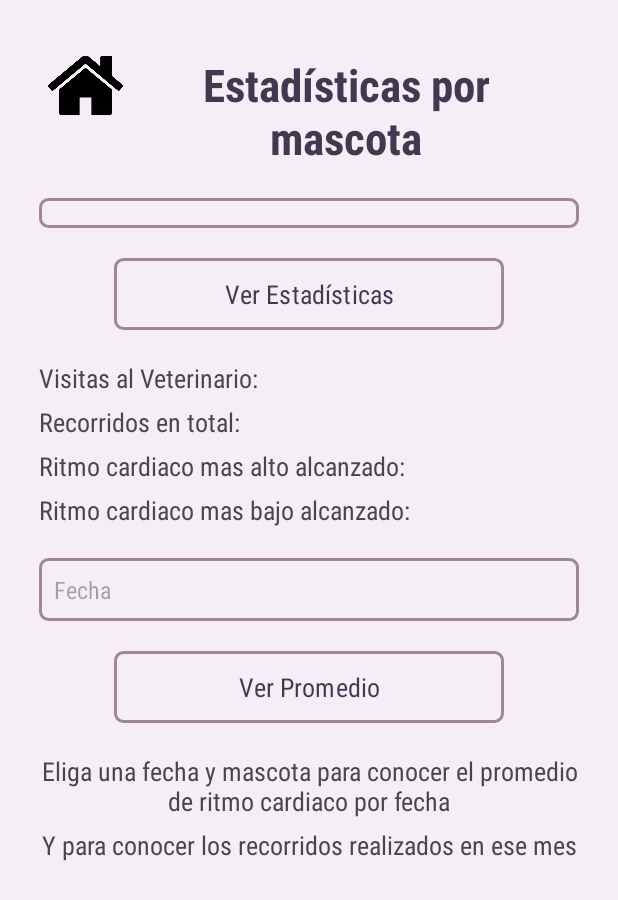
After one commit to Petriv2004/Appet_Frontend, an Android app: the EstadisticasMascotaActivity screen opened directly, with no data from a screen before it, on a phone screen of 412 x 824 dp. The commit adds this screen. Shown: the top 900 px of the screen. Run offline under Robolectric (Android 15) with nearby library versions, the phone set to English and light mode, and no system bars; our stand-ins replace Volley.

```diff
--- a/app/src/main/AndroidManifest.xml
+++ b/app/src/main/AndroidManifest.xml
@@ -27,6 +27,12 @@
         android:theme="@style/Theme.APPET"
         android:usesCleartextTraffic="true"
         tools:targetApi="31">
+        <activity
+            android:name=".MascotaActivaActivity"
+            android:exported="false" />
+        <activity
+            android:name=".EstadisticasMascotaActivity"
+            android:exported="false" />
         <activity
             android:name=".EliminarCuentaActivity"
             android:exported="false" />
--- /dev/null
+++ b/app/src/main/java/co/unipiloto/appet/EstadisticasMascotaActivity.java
@@ -0,0 +1,135 @@
+package co.unipiloto.appet;
+
+import android.app.DatePickerDialog;
+import android.content.Intent;
+import android.content.SharedPreferences;
+import android.os.Bundle;
+import android.view.View;
+import android.widget.ArrayAdapter;
+import android.widget.EditText;
+import android.widget.ImageView;
+import android.widget.Spinner;
+import android.widget.TextView;
+import android.widget.Toast;
+
+import androidx.activity.EdgeToEdge;
+import androidx.appcompat.app.AppCompatActivity;
+import androidx.core.graphics.Insets;
+import androidx.core.view.ViewCompat;
+import androidx.core.view.WindowInsetsCompat;
+
+import com.android.volley.Request;
+import com.android.volley.RequestQueue;
+import com.android.volley.toolbox.StringRequest;
+import com.android.volley.toolbox.Volley;
+
+import org.json.JSONArray;
+import org.json.JSONException;
+import org.json.JSONObject;
+
+import java.util.ArrayList;
+import java.util.Calendar;
+import java.util.List;
+
+public class EstadisticasMascotaActivity extends AppCompatActivity {
+
+    private Spinner spinnerMascotas;
+
+    private EditText etFecha;
+
+    private TextView textVisitas, textRecorridos, textRitmoAlto, textRitmoBajo, textFechaRitmo, textRecorridosMes;
+
+    private RequestQueue requestQueue;
+
+    @Override
+    protected void onCreate(Bundle savedInstanceState) {
+        super.onCreate(savedInstanceState);
+        EdgeToEdge.enable(this);
+        setContentView(R.layout.activity_estadisticas_mascota);
+
+        spinnerMascotas = findViewById(R.id.spinnerMascotas);
+        etFecha = findViewById(R.id.etFecha);
+        textVisitas = findViewById(R.id.textVisitas);
+        textRecorridos = findViewById(R.id.textRecorridos);
+        textRitmoAlto = findViewById(R.id.textRitmoAlto);
+        textRitmoBajo = findViewById(R.id.textRitmoBajo);
+        textFechaRitmo = findViewById(R.id.textFechaRitmo);
+        textRecorridosMes = findViewById(R.id.textRecorridosMes);
+
+        ImageView leftIcon = findViewById(R.id.left_icon);
+        leftIcon.setVisibility(View.VISIBLE);
+        TextView title = findViewById(R.id.title);
+        title.setText("Estadísticas por mascota");
+        requestQueue = Volley.newRequestQueue(this);
+
+        etFecha.setOnClickListener(v -> mostrarDatePicker());
+
+        leftIcon.setOnClickListener(v -> {
+            Intent intent = new Intent(EstadisticasMascotaActivity.this, MainActivity.class);
+            startActivity(intent);
+        });
+
+        llenarSpinner();
+    }
+
+    private void llenarSpinner() {
+        SharedPreferences prefs = getSharedPreferences("AppPreferences", MODE_PRIVATE);
+        String correo = prefs.getString("correo", null);
+
+        if (correo == null ) {
+            Toast.makeText(this, "No se encontró el correo del usuario", Toast.LENGTH_SHORT).show();
+            return;
+        }
+
+        String url = Url.URL+"/propietarios/obtener_propietario/" + correo;
+
+        StringRequest request = new StringRequest(Request.Method.GET, url,
+                response -> {
+                    try {
+                        List<String> mascotas = new ArrayList<>();
+                        JSONArray mascotasList;
+
+                        JSONObject propietario = new JSONObject(response);
+                        mascotasList = propietario.getJSONArray("macotasList");
+
+
+                        for (int i = 0; i < mascotasList.length(); i++) {
+                            JSONObject mascota = mascotasList.getJSONObject(i);
+                            int idMascota = mascota.getInt("id_mascota");
+                            String nombreMascota = mascota.getString("nombre");
+                            mascotas.add(idMascota + "-" + nombreMascota);
+                        }
+
+                        ArrayAdapter<String> adapterMascotas = new ArrayAdapter<>(this,
+                                android.R.layout.simple_spinner_dropdown_item, mascotas);
+                        adapterMascotas.setDropDownViewResource(android.R.layout.simple_spinner_dropdown_item);
+                        spinnerMascotas.setAdapter(adapterMascotas);
+
+                    } catch (JSONException e) {
+                        Toast.makeText(this, "Error al procesar JSON", Toast.LENGTH_SHORT).show();
+                    }
+                },
+                error -> Toast.makeText(this, "Error al obtener datos", Toast.LENGTH_SHORT).show()
+        );
+
+        requestQueue.add(request);
+    }
+    private void mostrarDatePicker() {
+        Calendar calendario = Calendar.getInstance();
+        int año = calendario.get(Calendar.YEAR);
+        int mes = calendario.get(Calendar.MONTH);
+        int dia = calendario.get(Calendar.DAY_OF_MONTH);
+
+        DatePickerDialog datePickerDialog = new DatePickerDialog(this, (view, year, month, dayOfMonth) -> {
+            String fechaSeleccionada = String.format("%04d-%02d-%02d", year, month + 1, dayOfMonth);
+            etFecha.setText(fechaSeleccionada);
+        }, año, mes, dia);
+
+        datePickerDialog.getDatePicker().setMaxDate(calendario.getTimeInMillis());
+
+        datePickerDialog.show();
+    }
+    public void onClickStats(View view){
+    }
+
+}
--- a/app/src/main/java/co/unipiloto/appet/RegistrarAgenda.java
+++ b/app/src/main/java/co/unipiloto/appet/RegistrarAgenda.java
@@ -83,6 +83,8 @@ public class RegistrarAgenda extends AppCompatActivity {
     }
     private void mostrarDatePicker() {
         Calendar calendario = Calendar.getInstance();
+        calendario.add(Calendar.DAY_OF_MONTH, 1);
+
         int año = calendario.get(Calendar.YEAR);
         int mes = calendario.get(Calendar.MONTH);
         int dia = calendario.get(Calendar.DAY_OF_MONTH);
--- a/app/src/main/java/co/unipiloto/appet/Url.java
+++ b/app/src/main/java/co/unipiloto/appet/Url.java
@@ -2,5 +2,5 @@ package co.unipiloto.appet;
 
 public class Url {
 
-    public static final String URL = "http://172.20.10.7:8080";
+    public static final String URL = "http://192.168.0.13:8080";
 }
--- /dev/null
+++ b/app/src/main/res/layout/activity_estadisticas_mascota.xml
@@ -0,0 +1,112 @@
+<?xml version="1.0" encoding="utf-8"?>
+<ScrollView
+    xmlns:android="http://schemas.android.com/apk/res/android"
+    android:layout_width="match_parent"
+    android:layout_height="match_parent"
+    android:fillViewport="true">
+
+    <LinearLayout
+        xmlns:android="http://schemas.android.com/apk/res/android"
+        android:layout_width="match_parent"
+        android:layout_height="match_parent"
+        android:orientation="vertical"
+        android:padding="16dp">
+
+        <include layout="@layout/toolbar" />
+
+        <Spinner
+            android:id="@+id/spinnerMascotas"
+            android:layout_width="match_parent"
+            android:layout_marginHorizontal="10dp"
+            android:layout_height="wrap_content"
+            android:hint="Mascota"
+            android:textSize="16sp"
+            android:background="@drawable/border_white"/>
+
+        <Button
+            android:id="@+id/btn"
+            style="@style/BorderButton"
+            android:layout_width="match_parent"
+            android:layout_marginHorizontal="60dp"
+            android:layout_height="wrap_content"
+            android:layout_marginTop="20dp"
+            android:onClick="onClickStats"
+            android:text="Ver Estadísticas" />
+
+        <TextView
+            android:id="@+id/textVisitas"
+            android:layout_width="match_parent"
+            android:layout_marginTop="20dp"
+            android:layout_height="wrap_content"
+            android:layout_marginHorizontal="10dp"
+            android:text="Visitas al Veterinario:" />
+
+        <TextView
+            android:id="@+id/textRecorridos"
+            android:layout_width="match_parent"
+            android:layout_marginTop="5dp"
+            android:layout_height="wrap_content"
+            android:layout_marginHorizontal="10dp"
+            android:text="Recorridos en total:" />
+
+        <TextView
+            android:id="@+id/textRitmoAlto"
+            android:layout_width="match_parent"
+            android:layout_marginTop="5dp"
+            android:layout_height="wrap_content"
+            android:layout_marginHorizontal="10dp"
+            android:text="Ritmo cardiaco mas alto alcanzado:" />
+
+        <TextView
+            android:id="@+id/textRitmoBajo"
+            android:layout_width="match_parent"
+            android:layout_marginTop="5dp"
+            android:layout_height="wrap_content"
+            android:layout_marginHorizontal="10dp"
+            android:text="Ritmo cardiaco mas bajo alcanzado:" />
+
+        <EditText
+            android:id="@+id/etFecha"
+            android:layout_width="match_parent"
+            android:layout_marginTop="20dp"
+            android:layout_marginHorizontal="10dp"
+            android:layout_height="wrap_content"
+            android:hint="Fecha"
+            android:textSize="16sp"
+            android:focusable="false"
+            android:inputType="none"
+            android:background="@drawable/border_white"/>
+
+
+        <Button
+            android:id="@+id/btnRitmo"
+            style="@style/BorderButton"
+            android:layout_width="match_parent"
+            android:layout_marginHorizontal="60dp"
+            android:layout_height="wrap_content"
+            android:layout_marginTop="20dp"
+            android:onClick="onClickStats"
+            android:text="Ver Promedio" />
+
+        <TextView
+            android:id="@+id/textFechaRitmo"
+            android:layout_width="match_parent"
+            android:layout_marginTop="20dp"
+            android:layout_height="wrap_content"
+            android:layout_marginHorizontal="10dp"
+            android:gravity="center"
+            android:text="Eliga una fecha y mascota para conocer el promedio de ritmo cardiaco por fecha" />
+
+        <TextView
+            android:id="@+id/textRecorridosMes"
+            android:layout_width="match_parent"
+            android:layout_marginTop="5dp"
+            android:layout_height="wrap_content"
+            android:layout_marginHorizontal="10dp"
+            android:gravity="center"
+            android:text="Y para conocer los recorridos realizados en ese mes" />
+
+
+    </LinearLayout>
+
+</ScrollView>
```
Also changed, not shown: app/src/main/java/co/unipiloto/appet/EstadisticasActivity.java (+11 -0 lines), app/src/main/java/co/unipiloto/appet/MascotaActivaActivity.java (added, +132 -0 lines), app/src/main/res/layout/activity_estadisticas.xml (+21 -2 lines), app/src/main/res/layout/activity_mascota_activa.xml (added, +25 -0 lines).
